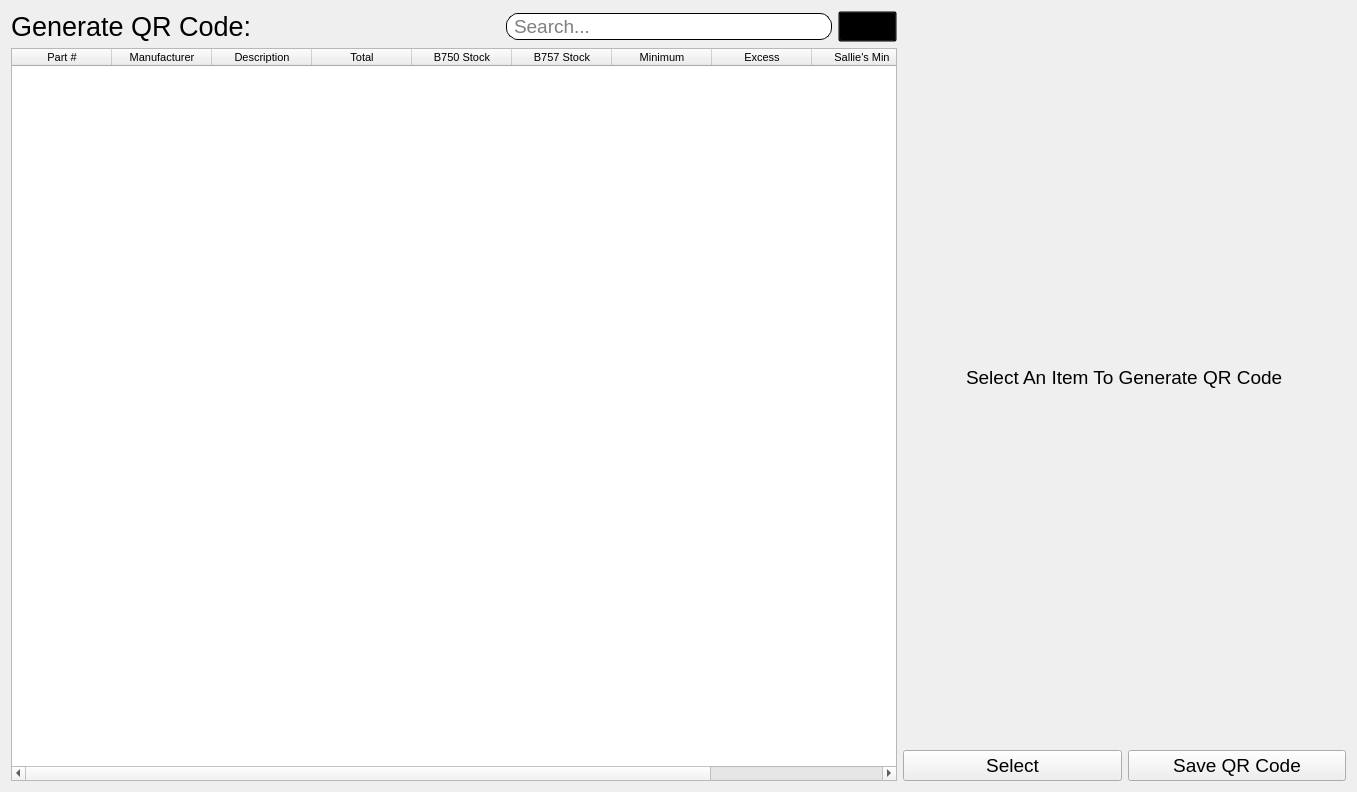
Qt form ui/qr_generate.ui (pcdshub/stock-management) before a commit.
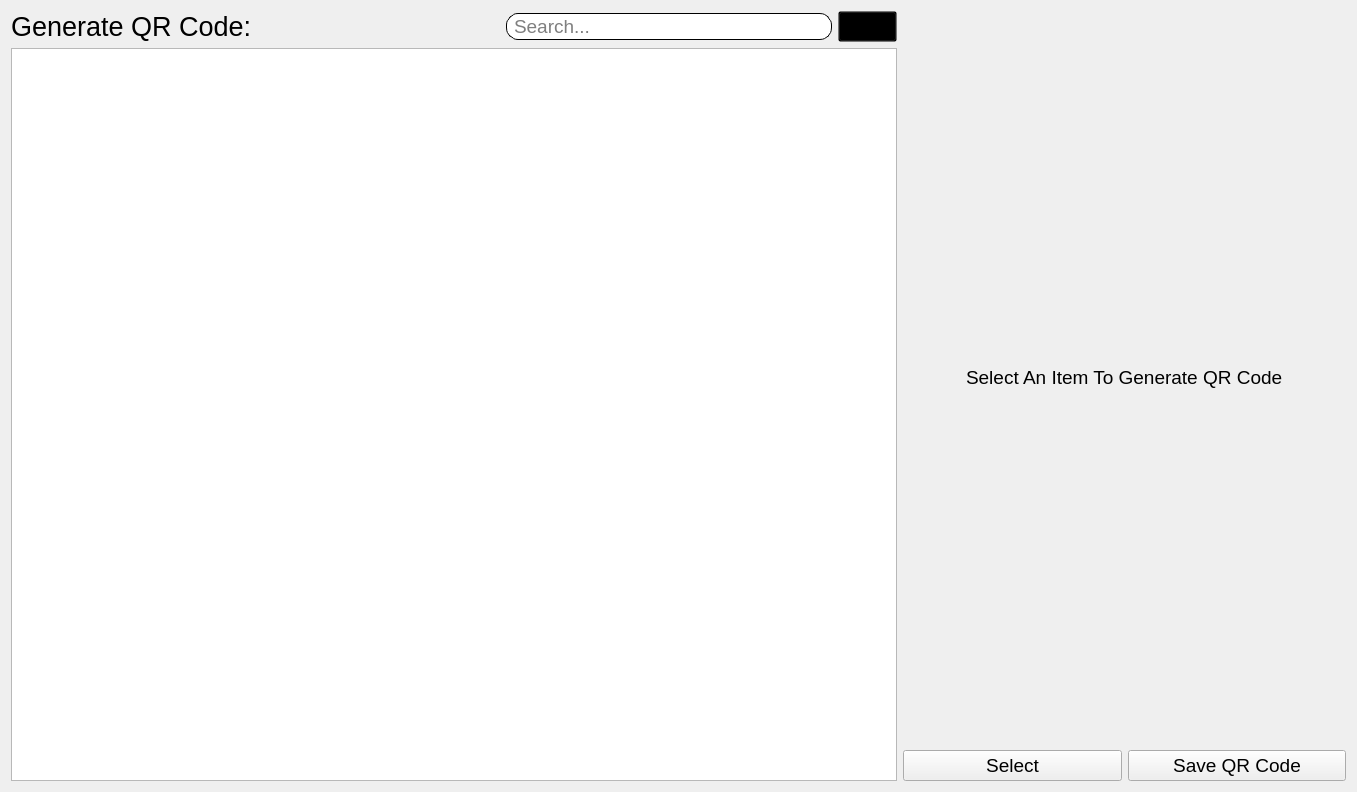
The same form after that commit.

Patch:
```diff
--- a/ui/qr_generate.ui
+++ b/ui/qr_generate.ui
@@ -84,84 +84,7 @@
       </layout>
      </item>
      <item>
-      <widget class="QTableWidget" name="table">
-       <property name="sizePolicy">
-        <sizepolicy hsizetype="Expanding" vsizetype="Expanding">
-         <horstretch>0</horstretch>
-         <verstretch>0</verstretch>
-        </sizepolicy>
-       </property>
-       <property name="maximumSize">
-        <size>
-         <width>16777215</width>
-         <height>16777215</height>
-        </size>
-       </property>
-       <property name="font">
-        <font>
-         <pointsize>8</pointsize>
-        </font>
-       </property>
-       <property name="showGrid">
-        <bool>true</bool>
-       </property>
-       <property name="sortingEnabled">
-        <bool>true</bool>
-       </property>
-       <property name="rowCount">
-        <number>0</number>
-       </property>
-       <column>
-        <property name="text">
-         <string>Part #</string>
-        </property>
-       </column>
-       <column>
-        <property name="text">
-         <string>Manufacturer</string>
-        </property>
-       </column>
-       <column>
-        <property name="text">
-         <string>Description</string>
-        </property>
-       </column>
-       <column>
-        <property name="text">
-         <string>Total</string>
-        </property>
-       </column>
-       <column>
-        <property name="text">
-         <string>B750 Stock</string>
-        </property>
-       </column>
-       <column>
-        <property name="text">
-         <string>B757 Stock</string>
-        </property>
-       </column>
-       <column>
-        <property name="text">
-         <string>Minimum</string>
-        </property>
-       </column>
-       <column>
-        <property name="text">
-         <string>Excess</string>
-        </property>
-       </column>
-       <column>
-        <property name="text">
-         <string>Sallie's Min</string>
-        </property>
-       </column>
-       <column>
-        <property name="text">
-         <string>Stock Status</string>
-        </property>
-       </column>
-      </widget>
+      <widget class="QTableView" name="table"/>
      </item>
     </layout>
    </item>
```
